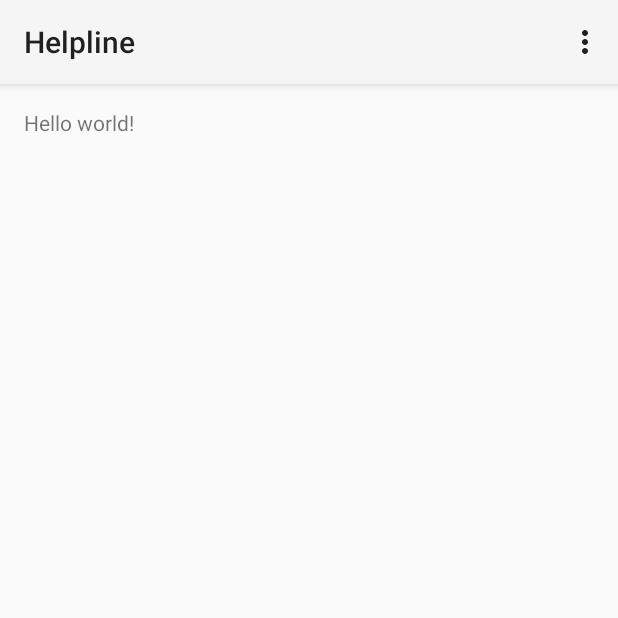
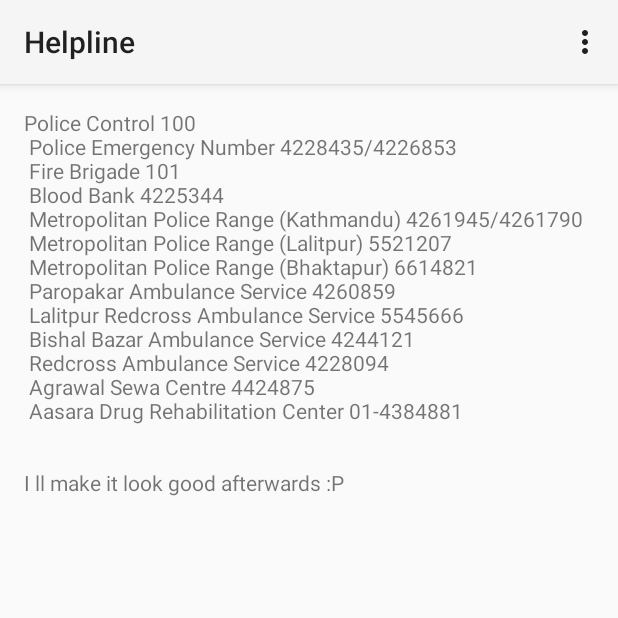
Before and after one commit to emp3ror/phonethings, an Android app: the Helpline screen opened directly, with no data from a screen before it, on a phone screen of 412 x 824 dp, the top half of it. Run offline under Robolectric (Android 15) with nearby library versions, the phone set to English and light mode, and no system bars.

Commit message:
adding btns and helpline text

```diff
--- a/app/src/main/res/layout/activity_helpline.xml
+++ b/app/src/main/res/layout/activity_helpline.xml
@@ -1,4 +1,4 @@
-<RelativeLayout xmlns:android="http://schemas.android.com/apk/res/android"
+<LinearLayout xmlns:android="http://schemas.android.com/apk/res/android"
     xmlns:tools="http://schemas.android.com/tools" android:layout_width="match_parent"
     android:layout_height="match_parent" android:paddingLeft="@dimen/activity_horizontal_margin"
     android:paddingRight="@dimen/activity_horizontal_margin"
@@ -9,4 +9,4 @@
     <TextView android:text="@string/hello_world" android:layout_width="wrap_content"
         android:layout_height="wrap_content" />
 
-</RelativeLayout>
+</LinearLayout>
--- a/app/src/main/res/values/strings.xml
+++ b/app/src/main/res/values/strings.xml
@@ -2,7 +2,20 @@
 <resources>
 
     <string name="app_name">Phonethings</string>
-    <string name="hello_world">Hello world!</string>
+        <string name="hello_world">Police Control 	100 \n
+    Police Emergency Number 4228435/4226853 \n
+            Fire Brigade 101\n
+    Blood Bank 4225344\n
+    Metropolitan Police Range (Kathmandu) 4261945/4261790\n
+        Metropolitan Police Range (Lalitpur) 5521207\n
+    Metropolitan Police Range (Bhaktapur) 6614821\n
+    Paropakar Ambulance Service 4260859\n
+    Lalitpur Redcross Ambulance Service 5545666\n
+    Bishal Bazar Ambulance Service 4244121\n
+    Redcross Ambulance Service 4228094\n
+    Agrawal Sewa Centre 4424875\n
+    Aasara Drug Rehabilitation Center 01-4384881\n
+        \n\nI ll make it look good afterwards :P</string>
     <string name="action_settings">Settings</string>
     <string name="banner_ad_unit_id">ca-app-pub-2287989983559331/6167379540</string>
     <!-- <string name="banner_ad_unit_id">ca-app-pub-3940256099942544/6300978111</string> -->
```
Also changed, not shown: app/src/main/res/layout/activity_main.xml (+24 -19 lines).
